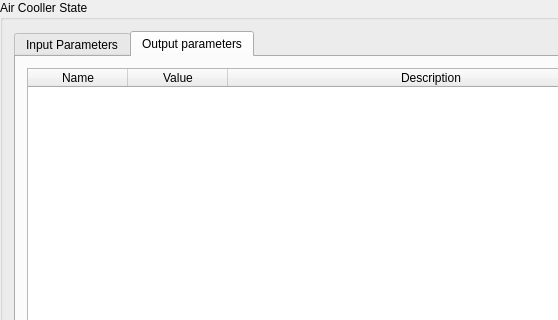
ComEngineering/AirCoolControl_Desktop, file AirCoolControll/AirCoolControll/coolerstatewidget.ui: the form before one commit; both pictures show x 0 to 558 and y 0 to 320 of the 662 by 531 pixel window.
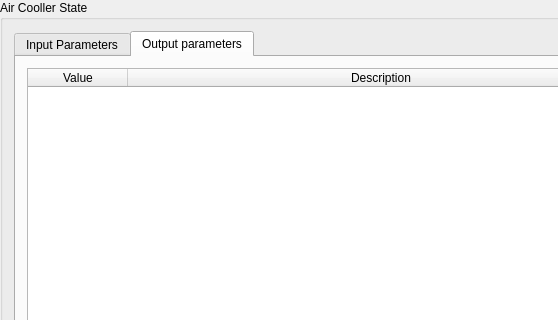
The form after the commit. The open tabs and pages were chosen to show the change.

```diff
--- a/AirCoolControll/AirCoolControll/coolerstatewidget.ui
+++ b/AirCoolControll/AirCoolControll/coolerstatewidget.ui
@@ -104,12 +104,6 @@
           <layout class="QGridLayout" name="gridLayout_4">
            <item row="0" column="0">
             <widget class="QTableWidget" name="outputParametersTable">
-             <property name="maximumSize">
-              <size>
-               <width>616</width>
-               <height>436</height>
-              </size>
-             </property>
              <attribute name="horizontalHeaderStretchLastSection">
               <bool>true</bool>
              </attribute>
@@ -122,11 +116,6 @@
              <attribute name="verticalHeaderMinimumSectionSize">
               <number>20</number>
              </attribute>
-             <column>
-              <property name="text">
-               <string>Name</string>
-              </property>
-             </column>
              <column>
               <property name="text">
                <string>Value</string>
```
Left out of the diff: 9 changed lines with no effect on the pictures.
